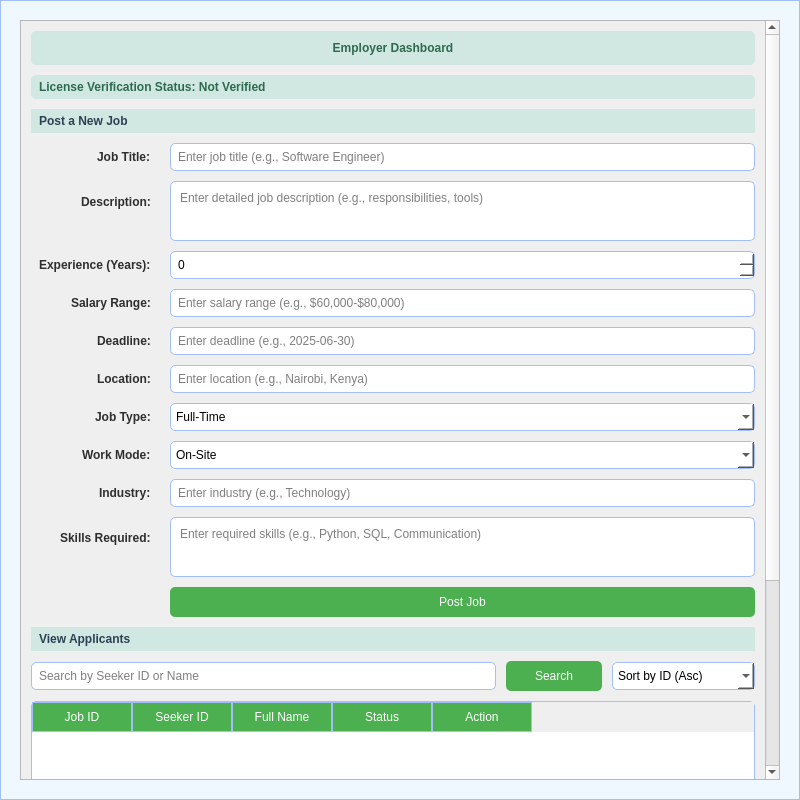
This is gui/dashboard_employer.ui in getabalewKemaw/JobConnectEthiopia as Qt 5 draws it before an edit. The edited form follows.
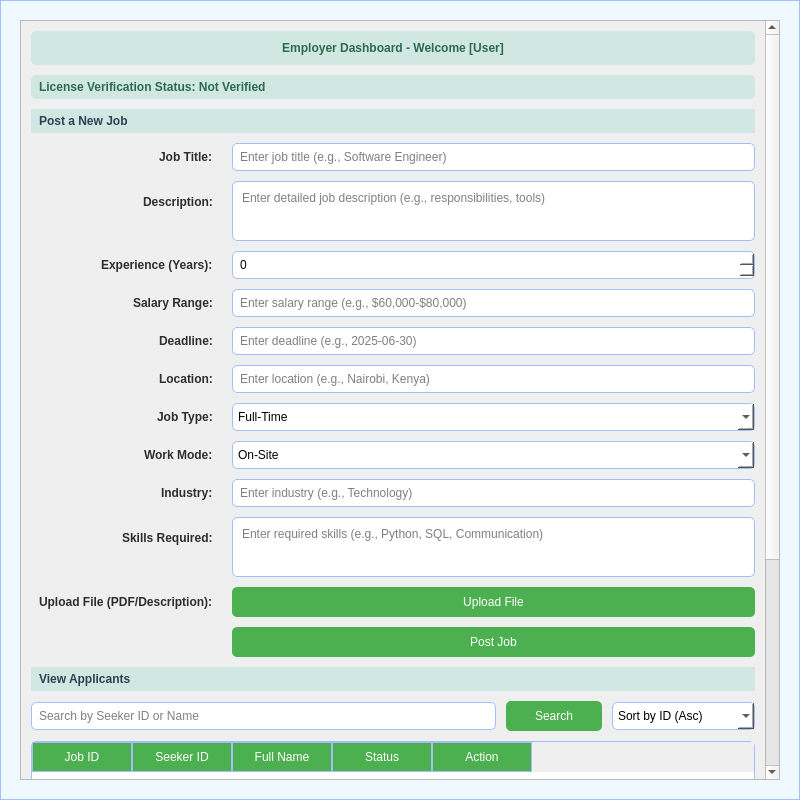
This is the edited form.

```diff
--- a/gui/dashboard_employer.ui
+++ b/gui/dashboard_employer.ui
@@ -50,6 +50,14 @@
     <enum>Qt::ScrollBarAsNeeded</enum>
    </property>
    <widget class="QWidget" name="scrollAreaWidgetContents">
+    <property name="geometry">
+     <rect>
+      <x>0</x>
+      <y>0</y>
+      <width>741</width>
+      <height>1177</height>
+     </rect>
+    </property>
     <layout class="QVBoxLayout" name="verticalLayout">
      <property name="spacing">
       <number>10</number>
@@ -72,7 +80,7 @@
         <string notr="true">font: bold 24px "Arial"; color: #2D6A4F; background-color: #D1E8E2; border-radius: 5px; padding: 10px;</string>
        </property>
        <property name="text">
-        <string>Employer Dashboard</string>
+        <string>Employer Dashboard - Welcome [User]</string>
        </property>
        <property name="alignment">
         <set>Qt::AlignmentFlag::AlignCenter</set>
@@ -335,7 +343,21 @@
          </property>
         </widget>
        </item>
+       <item row="10" column="0">
+        <widget class="QLabel" name="fileUploadLabel">
+         <property name="text">
+          <string>Upload File (PDF/Description):</string>
+         </property>
+        </widget>
+       </item>
        <item row="10" column="1">
+        <widget class="QPushButton" name="fileUploadButton">
+         <property name="text">
+          <string>Upload File</string>
+         </property>
+        </widget>
+       </item>
+       <item row="11" column="1">
         <widget class="QPushButton" name="postJobButton">
          <property name="text">
           <string>Post Job</string>
```
Left out of the diff: 12 changed lines with no effect on the pictures.
